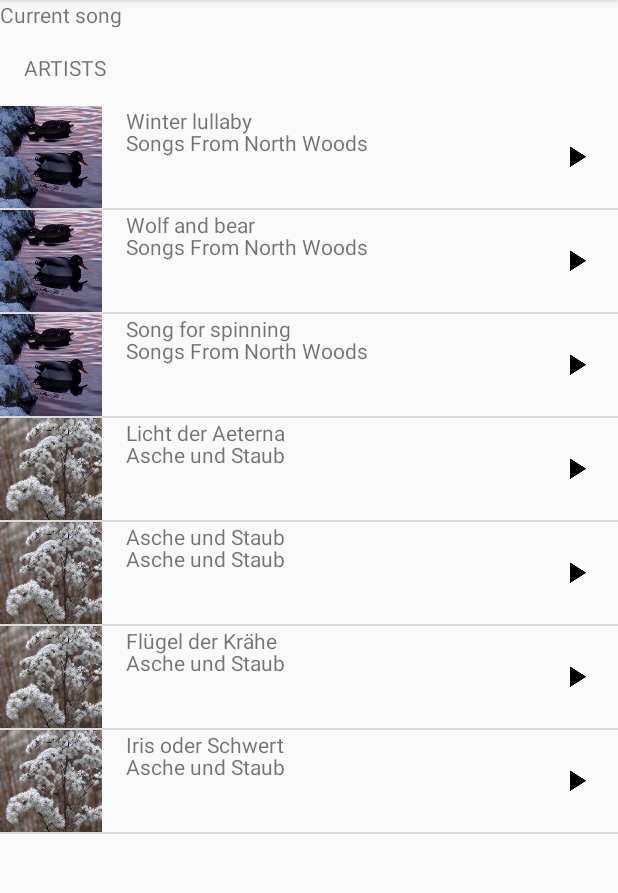
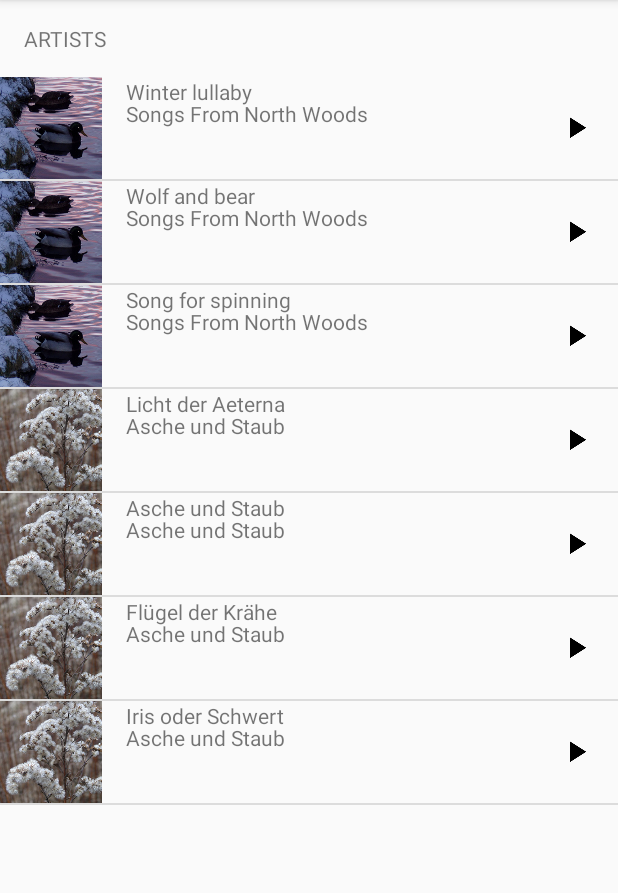
Before and after one commit to AnnaSava/Musical, an Android app: the screen it shows after launch (MainActivity), on a phone screen of 412 x 824 dp, the part 84-977 px from its top. Run offline under Robolectric (Android 15) with nearby library versions, the phone set to English and light mode, and no system bars.

Commit message:
Removed now playing

```diff
--- a/app/src/main/java/com/example/android/musical/MainActivity.java
+++ b/app/src/main/java/com/example/android/musical/MainActivity.java
@@ -18,9 +18,6 @@ public class MainActivity extends AppCompatActivity {
         super.onCreate(savedInstanceState);
         setContentView(R.layout.activity_main);
 
-        TextView details = (TextView) findViewById(R.id.now_playing_text);
-        details.setText("Current song");
-
         ArrayList<Song> songs = new SongRepo(getResources()).getSongs();
 
         SongAdapter adapter = new SongAdapter(this, songs);
@@ -33,11 +30,9 @@ public class MainActivity extends AppCompatActivity {
             @Override
             public void onItemClick(AdapterView<?> adapter, View view, int position, long arg) {
                 Intent songIntent = new Intent(MainActivity.this, DetailsActivity.class);
-                TextView playingView = (TextView) findViewById(R.id.now_playing_text);
 
                 Song song = (Song) adapter.getItemAtPosition(position);
 
-                playingView.setText(song.getArtistName() + " - " + song.getSongName());
                 songIntent.putExtra("EXTRA_SONG", song.getSongName());
                 songIntent.putExtra("EXTRA_ARTIST", song.getArtistName());
                 songIntent.putExtra("EXTRA_IMAGE", song.getImageResourceId());
--- a/app/src/main/res/layout/activity_main.xml
+++ b/app/src/main/res/layout/activity_main.xml
@@ -6,12 +6,6 @@
     android:layout_width="match_parent"
     android:layout_height="match_parent"
     tools:context="com.example.android.musical.MainActivity">
-
-    <TextView
-        android:id="@+id/now_playing_text"
-        android:layout_width="wrap_content"
-        android:layout_height="wrap_content"
-        tools:text="playing"/>
 
     <TextView
         android:id="@+id/artists_text"
```
